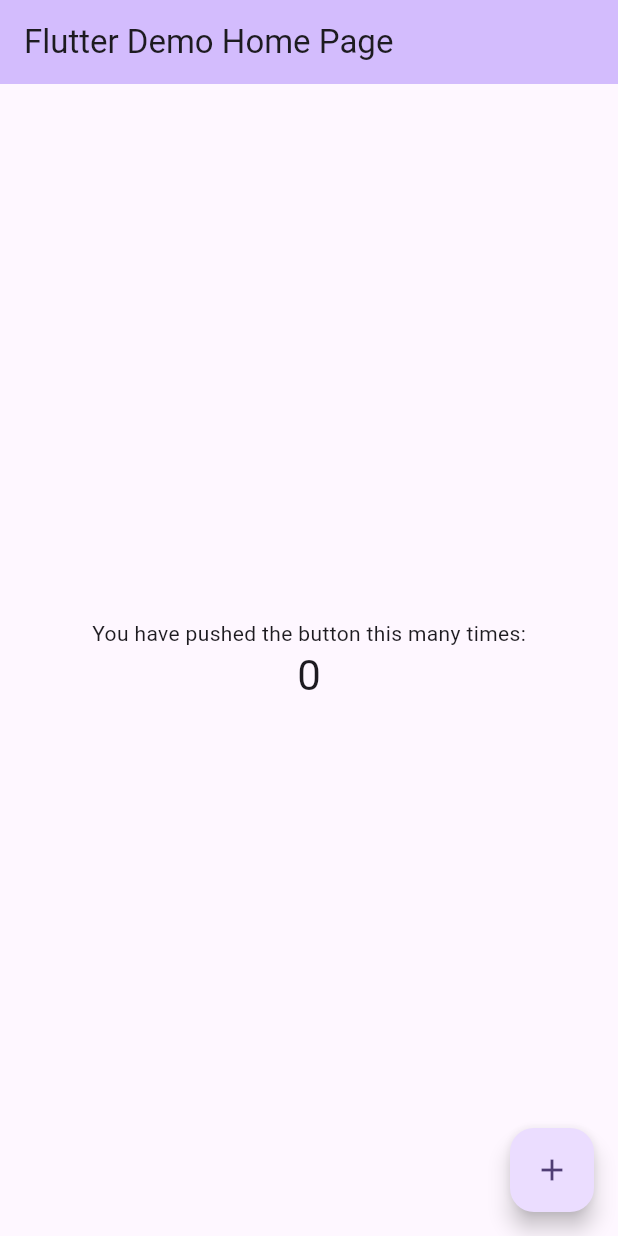
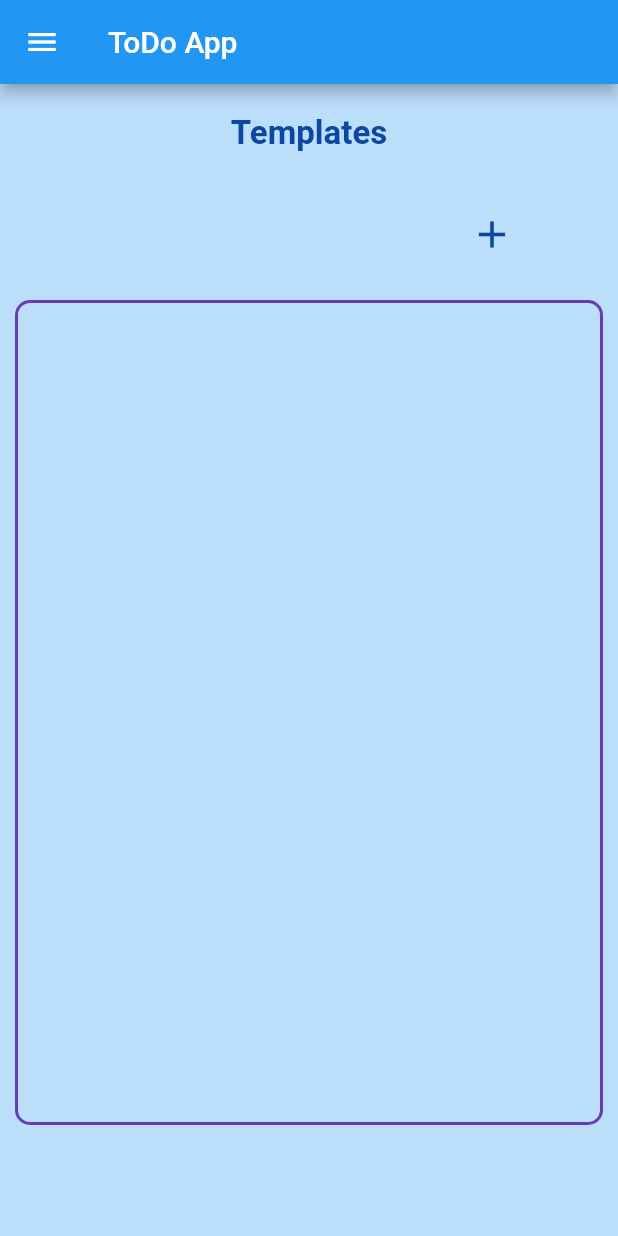
Before and after one commit to nishaalnaseer/todo_app, a Flutter app: the screen it shows after launch, on a phone screen of 412 x 824 dp. Run offline on Flutter 3.47's test engine with Material 2 defaults, Android fonts, the phone set to English and light mode, and no system bars; Roboto replaces fonts that are missing (Arial).

Commit message:
template view in progress

```diff
--- /dev/null
+++ b/lib/errors.dart
@@ -0,0 +1,21 @@
+class ThingExists implements Exception {
+  final String message;
+
+  ThingExists(this.message);
+
+  @override
+  String toString() {
+    return 'MyCustomException: $message';
+  }
+}
+
+class ThingExistsNot implements Exception {
+  final String message;
+
+  ThingExistsNot(this.message);
+
+  @override
+  String toString() {
+    return 'MyCustomException: $message';
+  }
+}
--- a/lib/main.dart
+++ b/lib/main.dart
@@ -1,125 +1,92 @@
 import 'package:flutter/material.dart';
+import 'package:todo_app/template_view.dart';
+import 'models.dart';
+
 
 void main() {
-  runApp(const MyApp());
+  runApp(
+    const NishawlsToDo(),
+  );
 }
 
-class MyApp extends StatelessWidget {
-  const MyApp({super.key});
+class NishawlsToDo extends StatelessWidget {
+  const NishawlsToDo({super.key});
 
-  // This widget is the root of your application.
   @override
   Widget build(BuildContext context) {
     return MaterialApp(
-      title: 'Flutter Demo',
       theme: ThemeData(
-        // This is the theme of your application.
-        //
-        // TRY THIS: Try running your application with "flutter run". You'll see
-        // the application has a blue toolbar. Then, without quitting the app,
-        // try changing the seedColor in the colorScheme below to Colors.green
-        // and then invoke "hot reload" (save your changes or press the "hot
-        // reload" button in a Flutter-supported IDE, or press "r" if you used
-        // the command line to start the app).
-        //
-        // Notice that the counter didn't reset back to zero; the application
-        // state is not lost during the reload. To reset the state, use hot
-        // restart instead.
-        //
-        // This works for code too, not just values: Most code changes can be
-        // tested with just a hot reload.
-        colorScheme: ColorScheme.fromSeed(seedColor: Colors.deepPurple),
-        useMaterial3: true,
+        primaryColor: Colors.white,
+        canvasColor: Colors.blue[100]
       ),
-      home: const MyHomePage(title: 'Flutter Demo Home Page'),
+      home: App()
     );
   }
 }
 
-class MyHomePage extends StatefulWidget {
-  const MyHomePage({super.key, required this.title});
 
-  // This widget is the home page of your application. It is stateful, meaning
-  // that it has a State object (defined below) that contains fields that affect
-  // how it looks.
-
-  // This class is the configuration for the state. It holds the values (in this
-  // case the title) provided by the parent (in this case the App widget) and
-  // used by the build method of the State. Fields in a Widget subclass are
-  // always marked "final".
-
-  final String title;
+class App extends StatefulWidget {
+  App({super.key});
 
   @override
-  State<MyHomePage> createState() => _MyHomePageState();
+  State<App> createState() => _AppState();
 }
 
-class _MyHomePageState extends State<MyHomePage> {
-  int _counter = 0;
+class _AppState extends State<App> {
+  late GlobalKey<ScaffoldState> scaffoldKey;
+  Widget templateView = const TemplateView();
+  // Widget todoView =
+  late Widget window = templateView;
 
-  void _incrementCounter() {
-    setState(() {
-      // This call to setState tells the Flutter framework that something has
-      // changed in this State, which causes it to rerun the build method below
-      // so that the display can reflect the updated values. If we changed
-      // _counter without calling setState(), then the build method would not be
-      // called again, and so nothing would appear to happen.
-      _counter++;
-    });
+
+  @override
+  void initState() {
+    super.initState();
   }
 
   @override
   Widget build(BuildContext context) {
-    // This method is rerun every time setState is called, for instance as done
-    // by the _incrementCounter method above.
-    //
-    // The Flutter framework has been optimized to make rerunning build methods
-    // fast, so that you can just rebuild anything that needs updating rather
-    // than having to individually change instances of widgets.
     return Scaffold(
-      appBar: AppBar(
-        // TRY THIS: Try changing the color here to a specific color (to
-        // Colors.amber, perhaps?) and trigger a hot reload to see the AppBar
-        // change color while the other colors stay the same.
-        backgroundColor: Theme.of(context).colorScheme.inversePrimary,
-        // Here we take the value from the MyHomePage object that was created by
-        // the App.build method, and use it to set our appbar title.
-        title: Text(widget.title),
+      appBar: AppBar(title: const Text("ToDo App")),
+      drawer: Drawer(
+        backgroundColor: Colors.white,
+        child: Container(
+          color: Colors.blue[100],
+          child: Column(
+            children: [
+              ListTile(
+                title: const Text(
+                  "Todos",
+                  style: TextStyle(
+                    fontSize: 20,
+                    fontFamily: "arial",
+                    color: Colors.black,
+                    fontWeight: FontWeight.w700
+                  ),
+                ),
+                onTap: () {
+                  // Handle Todo item tap
+                },
+              ),
+              ListTile(
+                title: const Text(
+                  "Templates",
+                  style: TextStyle(
+                    fontSize: 20,
+                    fontFamily: "arial",
+                    color: Colors.black,
+                    fontWeight: FontWeight.w700
+                  ),
+                ),
+                onTap: () {
+                  // Handle Todo item tap
+                },
+              ),
+            ],
+          ),
+        )
       ),
-      body: Center(
-        // Center is a layout widget. It takes a single child and positions it
-        // in the middle of the parent.
-        child: Column(
-          // Column is also a layout widget. It takes a list of children and
-          // arranges them vertically. By default, it sizes itself to fit its
-          // children horizontally, and tries to be as tall as its parent.
-          //
-          // Column has various properties to control how it sizes itself and
-          // how it positions its children. Here we use mainAxisAlignment to
-          // center the children vertically; the main axis here is the vertical
-          // axis because Columns are vertical (the cross axis would be
-          // horizontal).
-          //
-          // TRY THIS: Invoke "debug painting" (choose the "Toggle Debug Paint"
-          // action in the IDE, or press "p" in the console), to see the
-          // wireframe for each widget.
-          mainAxisAlignment: MainAxisAlignment.center,
-          children: <Widget>[
-            const Text(
-              'You have pushed the button this many times:',
-            ),
-            Text(
-              '$_counter',
-              style: Theme.of(context).textTheme.headlineMedium,
-            ),
-          ],
-        ),
-      ),
-      floatingActionButton: FloatingActionButton(
-        onPressed: _incrementCounter,
-        tooltip: 'Increment',
-        child: const Icon(Icons.add),
-      ), // This trailing comma makes auto-formatting nicer for build methods.
+      body: window,
     );
   }
 }
--- /dev/null
+++ b/lib/template_view.dart
@@ -0,0 +1,92 @@
+import 'package:flutter/material.dart';
+import 'package:todo_app/models.dart';
+
+class TemplateView extends StatefulWidget {
+  const TemplateView({super.key});
+
+  @override
+  State<TemplateView> createState() => _TemplateViewState();
+}
+
+class _TemplateViewState extends State<TemplateView> {
+
+  Container aTemplate(Template template) {
+    Container container = Container(
+      padding: const EdgeInsets.all(10),
+      width: MediaQuery.of(context).size.width - 40,
+      child: Column(
+        children: [
+          Text("data"),
+          ListView.builder(
+            shrinkWrap: true, // To ensure the ListView takes up only the necessary space
+            itemCount: template.thingsTodo.length,
+            itemBuilder: (BuildContext context, int index) {
+              final key = template.thingsTodo.keys.elementAt(index);
+              final value = template.thingsTodo[key];
+
+              return Container(
+                // Build your Container widget here based on key and value
+                // Example: Text(key), Text(value.toString()), etc.
+              );
+            },
+          ),
+        ],
+      ),
+    );
+
+    return container;
+  }
+
+  @override
+  Widget build(BuildContext context) {
+    return Column(
+      children: [
+        Container(
+          alignment: Alignment.center,
+          padding: const EdgeInsets.all(20),
+          child: Text(
+            "Templates",
+            style: TextStyle(
+              color: Colors.blue[900],
+              fontWeight: FontWeight.w700,
+              fontFamily: "Arial",
+              fontSize: 22
+            ),
+          ),
+        ),
+
+        Container(
+          padding: const EdgeInsets.fromLTRB(0, 10, 40, 10),
+          alignment: Alignment.topRight,
+          width: MediaQuery.of(context).size.width - 40,
+          child: IconButton(
+            onPressed: () {  },
+            icon: Icon(
+              Icons.add,
+              color: Colors.blue[900],
+              size: 30,
+            ),
+          ),
+        ),
+        Container(
+          height: 570,
+          padding: const EdgeInsets.all(10),
+          child: Container(
+            decoration: BoxDecoration(
+              borderRadius: BorderRadius.circular(10.0), // Set the border radius
+              border: Border.all(
+                color: Colors.deepPurple, // Set the border color
+                width: 2.0,          // Set the border width
+              ),
+            ),
+            child: ListView(
+              children: [
+
+              ],
+            ),
+          ),
+        )
+      ],
+    );
+  }
+}
--- a/pubspec.yaml
+++ b/pubspec.yaml
@@ -35,6 +35,8 @@ dependencies:
   # The following adds the Cupertino Icons font to your application.
   # Use with the CupertinoIcons class for iOS style icons.
   cupertino_icons: ^1.0.2
+  riverpod: ^2.4.0
+  sqlite3: ^2.1.0
 
 dev_dependencies:
   flutter_test:
```
Also changed, not shown: lib/models.dart (added, +90 -0 lines), pubspec.lock, 1 other file.
